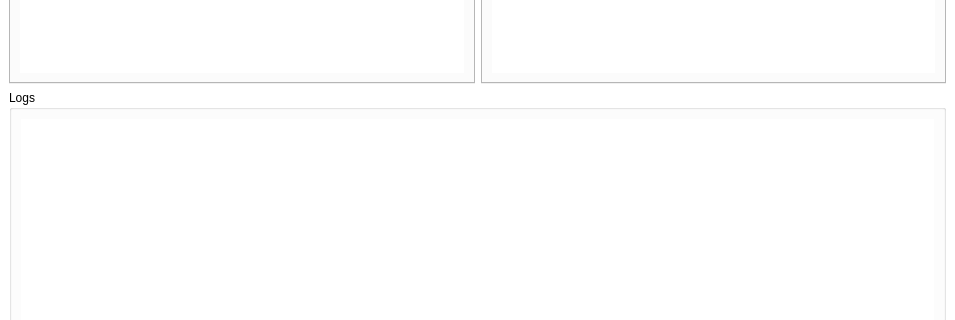
This is ui/panels/mainpanel.ui in amirmohsen1384/legendary-os as Qt 5 draws it before an edit; both pictures show x 0 to 955 and y 267 to 587 of the 955 by 710 pixel window. The edited form follows.
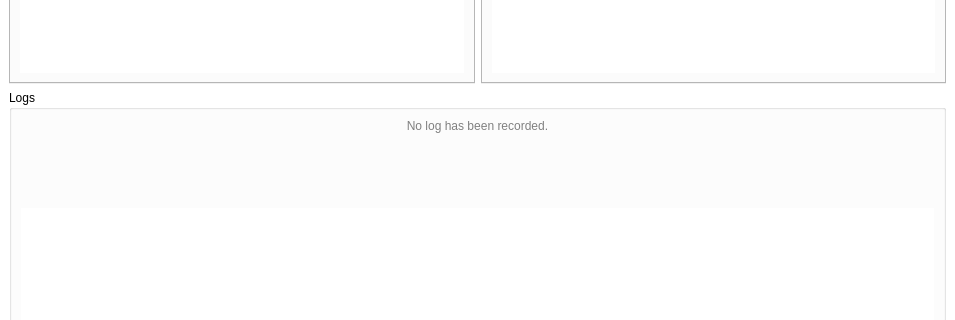
This is the edited form. The open tabs and pages were chosen to show the change.

Commit message: Setup the models on the views

What changed in the file:
```diff
--- a/ui/panels/mainpanel.ui
+++ b/ui/panels/mainpanel.ui
@@ -271,6 +271,25 @@
        <bool>true</bool>
       </property>
       <layout class="QVBoxLayout" name="verticalLayout_7">
+       <item>
+        <widget class="QLabel" name="logsEmptyLabel">
+         <property name="sizePolicy">
+          <sizepolicy hsizetype="MinimumExpanding" vsizetype="MinimumExpanding">
+           <horstretch>0</horstretch>
+           <verstretch>0</verstretch>
+          </sizepolicy>
+         </property>
+         <property name="styleSheet">
+          <string notr="true">color:gray</string>
+         </property>
+         <property name="text">
+          <string>No log has been recorded.</string>
+         </property>
+         <property name="alignment">
+          <set>Qt::AlignmentFlag::AlignHCenter|Qt::AlignmentFlag::AlignTop</set>
+         </property>
+        </widget>
+       </item>
        <item>
         <widget class="QTableView" name="logsView">
          <property name="frameShape">
```
Left out of the diff: 8 changed lines with no effect on the pictures. The commit also changes 2 other files.
